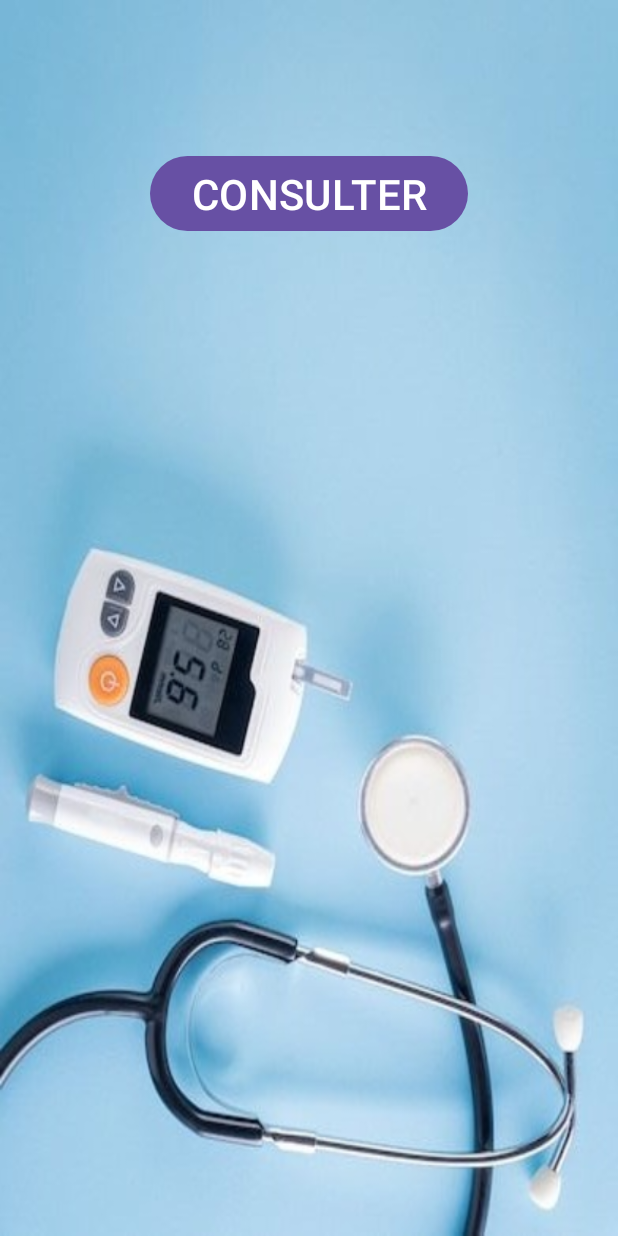
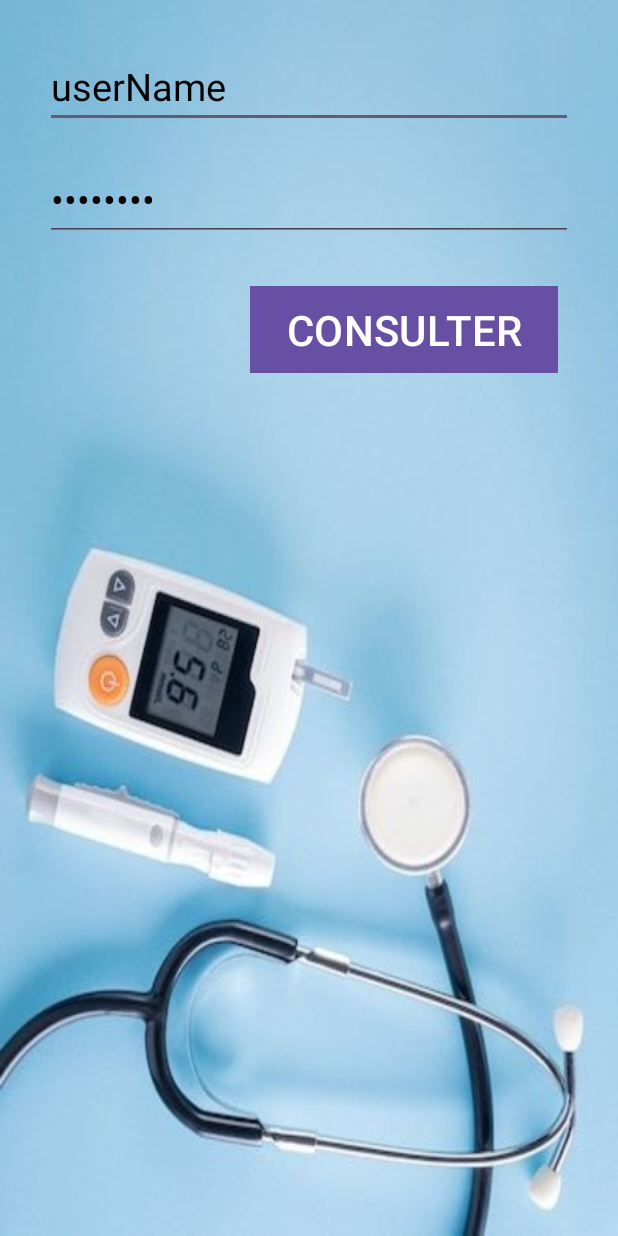
Before and after one commit to Oumayma-Lahmer/Oumayma_Lahmer_Mesure_Glycmie, an Android app: the screen it shows after launch (HomeActivity), on a phone screen of 412 x 824 dp. Run offline under Robolectric (Android 15) with nearby library versions, the phone set to English and light mode, and no system bars; 1 statement that could not run was skipped.

Commit message:
fifth commit

```diff
--- /dev/null
+++ b/app/src/main/java/com/example/oumayma_lahmer_mesure_glycmie/controller/LoginController.java
@@ -0,0 +1,46 @@
+package com.example.oumayma_lahmer_mesure_glycmie.controller;
+
+import android.content.Context;
+import android.content.SharedPreferences;
+
+import com.example.oumayma_lahmer_mesure_glycmie.model.User;
+import com.example.oumayma_lahmer_mesure_glycmie.model.Patient;
+public class LoginController {
+
+    //attribut de class
+    private static User user;
+    private static LoginController instance = null;
+    private static final String SHARED_PREFERENCES="MySharedPreferenses";
+    //pattern Sangleton
+    //Constructeur privée + méthode de vérification
+    private LoginController() {super();}
+    public static final LoginController getInstance(Context context){
+        if(LoginController.instance == null)
+            instance = new LoginController();
+        recapUser(context);
+        return LoginController.instance;
+        }
+    public static void recapUser(Context context){
+        SharedPreferences sp = context.getSharedPreferences(SHARED_PREFERENCES,Context.MODE_PRIVATE);
+        String UserName = sp.getString("userName"," ");
+        String pwd = sp.getString("password"," ");
+        //update a user
+        user = new User("userName","password");
+    }
+
+
+    //view -> model (envoi de donnée)
+    public void createUser(String userName, String pwd,Context context){
+        user = new User(userName,pwd);
+        SharedPreferences sp = context.getSharedPreferences(SHARED_PREFERENCES,Context.MODE_PRIVATE);
+        SharedPreferences.Editor editor = sp.edit();
+        editor.putString("userName",userName);
+        editor.putString("password",pwd);
+
+        //commit
+        editor.apply();
+    }
+    //recupération de donnée
+    public String getUserName(){return user.getName();}
+    public String getPassword(){return user.getPwd();}
+}
--- /dev/null
+++ b/app/src/main/java/com/example/oumayma_lahmer_mesure_glycmie/model/User.java
@@ -0,0 +1,18 @@
+package com.example.oumayma_lahmer_mesure_glycmie.model;
+
+public class User {
+private String name ;
+private String pwd;
+
+    public User(String name, String pwd) {
+        this.name = name;
+        this.pwd = pwd;
+    }
+    public String getName() {
+        return name;
+    }
+    public String getPwd() {
+        return pwd;
+    }
+
+}
--- a/app/src/main/java/com/example/oumayma_lahmer_mesure_glycmie/view/HomeActivity.java
+++ b/app/src/main/java/com/example/oumayma_lahmer_mesure_glycmie/view/HomeActivity.java
@@ -6,16 +6,23 @@ import android.content.Intent;
 import android.os.Bundle;
 import android.view.View;
 import android.widget.Button;
+import android.widget.EditText;
 
 import com.example.oumayma_lahmer_mesure_glycmie.R;
+import com.example.oumayma_lahmer_mesure_glycmie.controller.LoginController;
 
 public class HomeActivity extends AppCompatActivity {
     private Button btnConsulter ;
+    private EditText etPassword;
+    private EditText etUserName;
+    private LoginController loginController;
     @Override
     protected void onCreate(Bundle savedInstanceState) {
         super.onCreate(savedInstanceState);
         setContentView(R.layout.activity_home);
         init();
+        etUserName.setText(loginController.getUserName());
+        etPassword.setText(loginController.getPassword());
         //listenner explicite pour l'évenement de clic sur le btn Consulter
         btnConsulter.setOnClickListener(new View.OnClickListener() {
             @Override
@@ -25,12 +32,11 @@ public class HomeActivity extends AppCompatActivity {
                 //intent sans retour
                 // lancer l'intent
                 startActivity(intent);
-                finish();
-            }
-        });
-
-    }
+                finish();}});}
     private void init(){
         btnConsulter = (Button) findViewById(R.id.btnConsulter);
+        etPassword = (EditText) findViewById(R.id.etPassword);
+        etUserName = (EditText) findViewById(R.id.etUserName);
+        loginController = LoginController.getInstance(HomeActivity.this);
     }
 }
--- a/app/src/main/res/layout/activity_home.xml
+++ b/app/src/main/res/layout/activity_home.xml
@@ -4,21 +4,40 @@
     xmlns:tools="http://schemas.android.com/tools"
     android:layout_width="match_parent"
     android:layout_height="match_parent"
-    android:orientation="vertical"
+    android:background="@drawable/home_background"
     android:padding="20dp"
-    tools:context=".view.HomeActivity"
-    android:background="@drawable/home_background">
-
+    tools:context=".view.HomeActivity">
+    <EditText
+        android:id="@+id/etUserName"
+        android:layout_width="match_parent"
+        android:layout_height="wrap_content"
+        android:layout_margin="10dp"
+        android:hint="Nom utilisateur"
+        android:inputType="text"
+        android:textColor="@color/black"
+        android:textSize="25sp"
+        android:layout_alignParentTop="true"
+        android:layout_alignParentLeft="true"
+        android:layout_alignParentRight="true"/>
+    <EditText
+        android:id="@+id/etPassword"
+        android:layout_width="match_parent"
+        android:layout_height="wrap_content"
+        android:layout_below="@id/etUserName"
+        android:layout_margin="10dp"
+        android:hint="Mot de passe"
+        android:inputType="textPassword"
+        android:textColor="@color/black"
+        android:textSize="25sp"/>
     <Button
-        android:id="@+id/btnConsulter"
+        android:id="@+id/btnConsultation"
         android:layout_width="wrap_content"
         android:layout_height="wrap_content"
-        android:layout_alignParentLeft="true"
-        android:layout_alignParentTop="true"
+        android:layout_margin="20dp"
+        android:layout_below="@id/etPassword"
         android:layout_alignParentRight="true"
-        android:layout_margin="80dp"
+        android:background="@color/blue"
         android:text="CONSULTER"
-        android:textSize="28sp"
-        />
-
+        android:textColor="@color/white"
+        android:textSize="28sp"/>
 </RelativeLayout>
```
